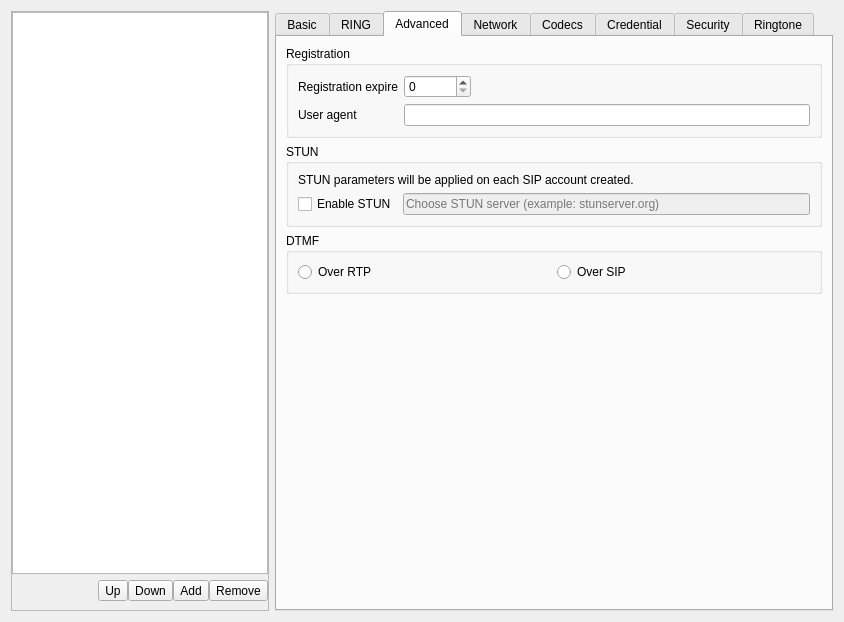
Above: src/conf/dlgaccountsbase.ui from KDE/ring-kde before the change. Below: the same form after it.
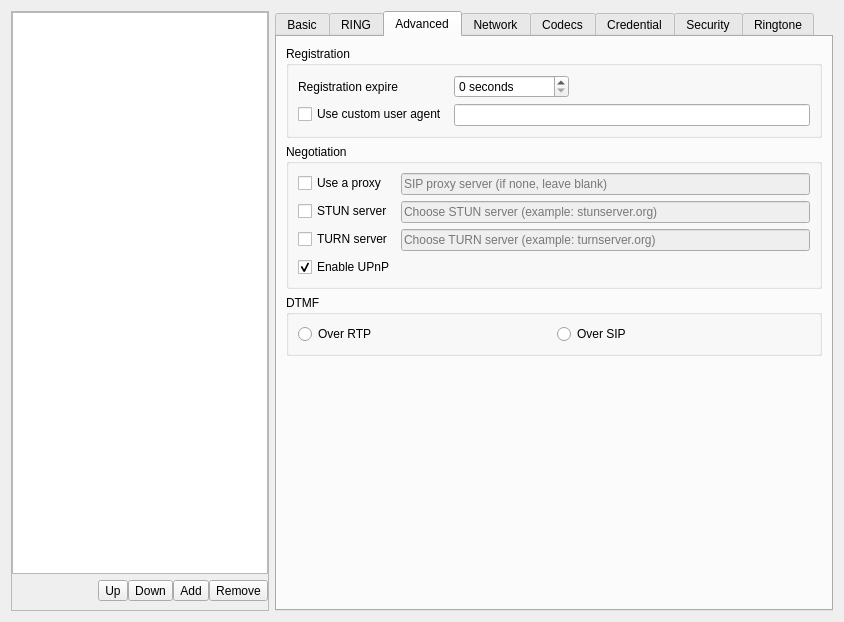
That is the form after the change. The open tabs and pages were chosen to show the change. Icons and pictures are not drawn. Custom widgets are drawn as their Qt base class.

Patch:
```diff
--- a/src/conf/dlgaccountsbase.ui
+++ b/src/conf/dlgaccountsbase.ui
@@ -487,7 +487,7 @@
             <property name="title">
              <string>Registration</string>
             </property>
-            <layout class="QGridLayout" name="gridLayout_8">
+            <layout class="QFormLayout" name="formLayout_3">
              <item row="0" column="0">
               <widget class="QLabel" name="label_regExpire">
                <property name="text">
@@ -499,33 +499,40 @@
               </widget>
              </item>
              <item row="0" column="1">
-              <widget class="QSpinBox" name="spinbox_regExpire">
-               <property name="maximum">
-                <number>16777215</number>
-               </property>
-              </widget>
-             </item>
-             <item row="0" column="2">
-              <spacer name="horizontalSpacer_7">
-               <property name="orientation">
-                <enum>Qt::Horizontal</enum>
-               </property>
-               <property name="sizeHint" stdset="0">
-                <size>
-                 <width>40</width>
-                 <height>20</height>
-                </size>
-               </property>
-              </spacer>
+              <layout class="QHBoxLayout" name="horizontalLayout_15">
+               <item>
+                <widget class="QSpinBox" name="spinbox_regExpire">
+                 <property name="suffix">
+                  <string> seconds</string>
+                 </property>
+                 <property name="maximum">
+                  <number>16777215</number>
+                 </property>
+                </widget>
+               </item>
+               <item>
+                <spacer name="horizontalSpacer_7">
+                 <property name="orientation">
+                  <enum>Qt::Horizontal</enum>
+                 </property>
+                 <property name="sizeHint" stdset="0">
+                  <size>
+                   <width>40</width>
+                   <height>20</height>
+                  </size>
+                 </property>
+                </spacer>
+               </item>
+              </layout>
              </item>
              <item row="1" column="0">
-              <widget class="QLabel" name="m_pUserAgentL">
+              <widget class="QCheckBox" name="checkBox">
                <property name="text">
-                <string>User agent</string>
+                <string>Use custom user agent</string>
                </property>
               </widget>
              </item>
-             <item row="1" column="1" colspan="2">
+             <item row="1" column="1">
               <widget class="QLineEdit" name="m_pUserAgent"/>
              </item>
             </layout>
@@ -533,28 +540,41 @@
           </item>
           <item>
            <widget class="QGroupBox" name="groupBox_4">
+            <property name="sizePolicy">
+             <sizepolicy hsizetype="Preferred" vsizetype="Minimum">
+              <horstretch>0</horstretch>
+              <verstretch>0</verstretch>
+             </sizepolicy>
+            </property>
             <property name="title">
-             <string>STUN</string>
+             <string>Negotiation</string>
             </property>
-            <layout class="QGridLayout" name="gridLayout_11">
-             <item row="0" column="0" colspan="2">
-              <widget class="QLabel" name="label_commonSettings">
-               <property name="text">
-                <string>STUN parameters will be applied on each SIP account created.</string>
-               </property>
-               <property name="wordWrap">
-                <bool>true</bool>
-               </property>
-              </widget>
-             </item>
+            <layout class="QFormLayout" name="formLayout_4">
              <item row="1" column="0">
+              <widget class="QCheckBox" name="m_pProxyCK">
+               <property name="text">
+                <string>Use a proxy</string>
+               </property>
+              </widget>
+             </item>
+             <item row="1" column="1">
+              <widget class="QLineEdit" name="m_pProxyLE">
+               <property name="enabled">
+                <bool>false</bool>
+               </property>
+               <property name="placeholderText">
+                <string>SIP proxy server (if none, leave blank)</string>
+               </property>
+              </widget>
+             </item>
+             <item row="2" column="0">
               <widget class="QCheckBox" name="checkbox_stun">
                <property name="text">
-                <string>Enable STUN</string>
+                <string>STUN server</string>
                </property>
               </widget>
              </item>
-             <item row="1" column="1">
+             <item row="2" column="1">
               <widget class="QLineEdit" name="line_stun">
                <property name="enabled">
                 <bool>false</bool>
@@ -564,6 +584,33 @@
                </property>
               </widget>
              </item>
+             <item row="3" column="0">
+              <widget class="QCheckBox" name="checkbox_turn">
+               <property name="text">
+                <string>TURN server</string>
+               </property>
+              </widget>
+             </item>
+             <item row="3" column="1">
+              <widget class="QLineEdit" name="line_turn">
+               <property name="enabled">
+                <bool>false</bool>
+               </property>
+               <property name="placeholderText">
+                <string>Choose TURN server (example: turnserver.org)</string>
+               </property>
+              </widget>
+             </item>
+             <item row="4" column="0">
+              <widget class="QCheckBox" name="m_pEnableUPnP">
+               <property name="text">
+                <string>Enable UPnP</string>
+               </property>
+               <property name="checked">
+                <bool>true</bool>
+               </property>
+              </widget>
+             </item>
             </layout>
            </widget>
           </item>
@@ -572,6 +619,9 @@
             <property name="title">
              <string>DTMF</string>
             </property>
+            <property name="checkable">
+             <bool>false</bool>
+            </property>
             <layout class="QHBoxLayout" name="horizontalLayout">
              <item>
               <widget class="QRadioButton" name="m_pDTMFOverRTP">
@@ -643,17 +693,17 @@
                </property>
               </widget>
              </item>
-             <item row="2" column="1">
-              <widget class="QLineEdit" name="m_pProxyLE">
-               <property name="placeholderText">
-                <string>SIP proxy server (if none, leave blank)</string>
+             <item row="0" column="0">
+              <widget class="QLabel" name="label_ni_local_address">
+               <property name="text">
+                <string>Local address</string>
                </property>
               </widget>
              </item>
-             <item row="2" column="0">
-              <widget class="QCheckBox" name="m_pProxyCK">
+             <item row="1" column="0">
+              <widget class="QCheckBox" name="checkBox_2">
                <property name="text">
-                <string>Proxy</string>
+                <string>Use custom port</string>
                </property>
               </widget>
              </item>
```
Left out of the diff: 154 changed lines with no effect on the pictures.
